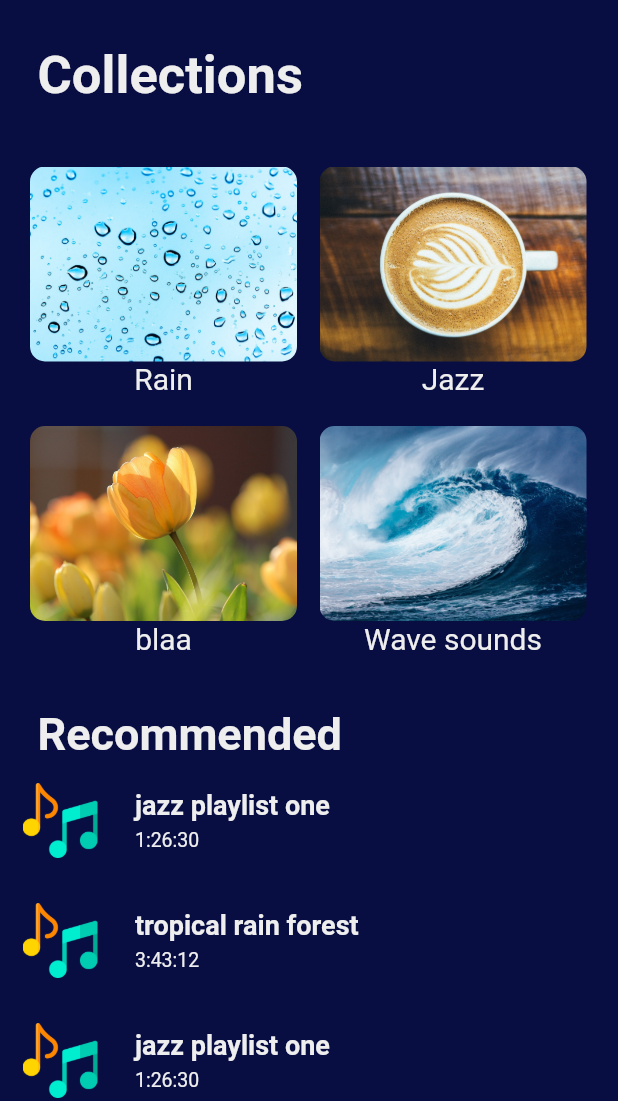
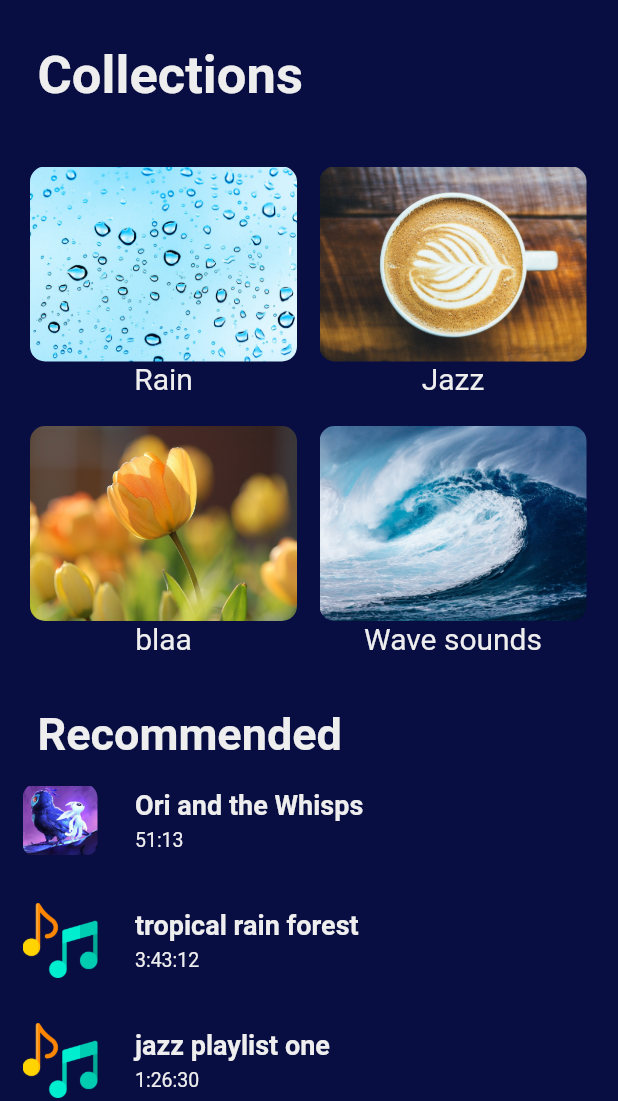
Before and after one commit to Timo372688/music-player, a Flutter app: the screen it shows after launch, on a phone screen of 412 x 824 dp, the part 135-1236 px from its top. Run offline on Flutter 3.47's test engine with Material 2 defaults, Android fonts, the phone set to English and light mode, and no system bars.

Commit message:
Each song now contains a preview img and a larger img used for the playing screen.

```diff
--- a/lib/main.dart
+++ b/lib/main.dart
@@ -6,8 +6,6 @@ void main() => runApp(MyApp());
 
 var blueColor = Color(0xFF090e42);
 var lightBlueColor = Color(0xFF00CCFF);
-
-var note = '🎵';
 
 var flume = 'https://i.scdn.co/image/8d84f7b313ca9bafcefcf37d4e59a8265c7d3fff';
 var martinGarrix = 'https://c1.staticflickr.com/2/1841/44200429922_d0cbbf22ba_b.jpg';
@@ -93,12 +91,12 @@ class MyHomePage extends StatelessWidget {
           ),
 
           // Some recommended songs
-          MySong('jazz playlist one', 'assets/music.png', '1:26:30'),
-          MySong('tropical rain forest', 'assets/music.png', '3:43:12'),
-          MySong('jazz playlist one', 'assets/music.png', '1:26:30'),
-          MySong('tropical rain forest', 'assets/music.png', '3:43:12'),
-          MySong('jazz playlist one', 'assets/music.png', '1:26:30'),
-          MySong('tropical rain forest', 'assets/music.png', '3:43:12'),
+          MySong('Ori and the Whisps', 'assets/songs/movies/ori-small.jpg', 'assets/songs/movies/ori.jpg', '51:13'),
+          MySong('tropical rain forest', 'assets/music.png', 'assets/fancy-playing.jpg', '3:43:12'),
+          MySong('jazz playlist one', 'assets/music.png', 'assets/fancy-playing.jpg', '1:26:30'),
+          MySong('tropical rain forest', 'assets/music.png', 'assets/fancy-playing.jpg', '3:43:12'),
+          MySong('jazz playlist one', 'assets/music.png', 'assets/fancy-playing.jpg', '1:26:30'),
+          MySong('tropical rain forest', 'assets/music.png', 'assets/fancy-playing.jpg', '3:43:12'),
         ]
       )
     );
@@ -147,10 +145,11 @@ class MyCollection extends StatelessWidget {
 
 class MySong extends StatelessWidget {
   final title;
-  final image;
+  final imageSmall;
+  final imageLarge;
   final duration;
 
-  MySong(this.title, this.image, this.duration);
+  MySong(this.title, this.imageSmall, this.imageLarge, this.duration);
   @override
   Widget build(BuildContext context) {
     return GestureDetector(
@@ -158,7 +157,7 @@ class MySong extends StatelessWidget {
         Navigator.push(
           context,
           MaterialPageRoute(
-            builder: (context) => PlayingScreen(title, 'assets/fancy-playing.jpg', duration)
+            builder: (context) => PlayingScreen(title, imageLarge, duration)
           )
         );
       },
@@ -171,7 +170,7 @@ class MySong extends StatelessWidget {
               width: 50.0,
               child: ClipRRect(
                 borderRadius: BorderRadius.circular(10.0),
-                child: Image.asset(image),
+                child: Image.asset(imageSmall),
               ),
             ),
             Padding(
--- a/pubspec.yaml
+++ b/pubspec.yaml
@@ -46,6 +46,8 @@ flutter:
   #  - images/a_dot_ham.jpeg
   assets:
     - assets/
+    - assets/songs/movies/ori.jpg
+    - assets/songs/movies/ori-small.jpg
 
   # An image asset can refer to one or more resolution-specific "variants", see
   # https://flutter.dev/assets-and-images/#resolution-aware.
```
Also changed, not shown: assets/songs/movies/ori-small.jpg (added), assets/songs/movies/ori.jpg (added), 1 other file.
